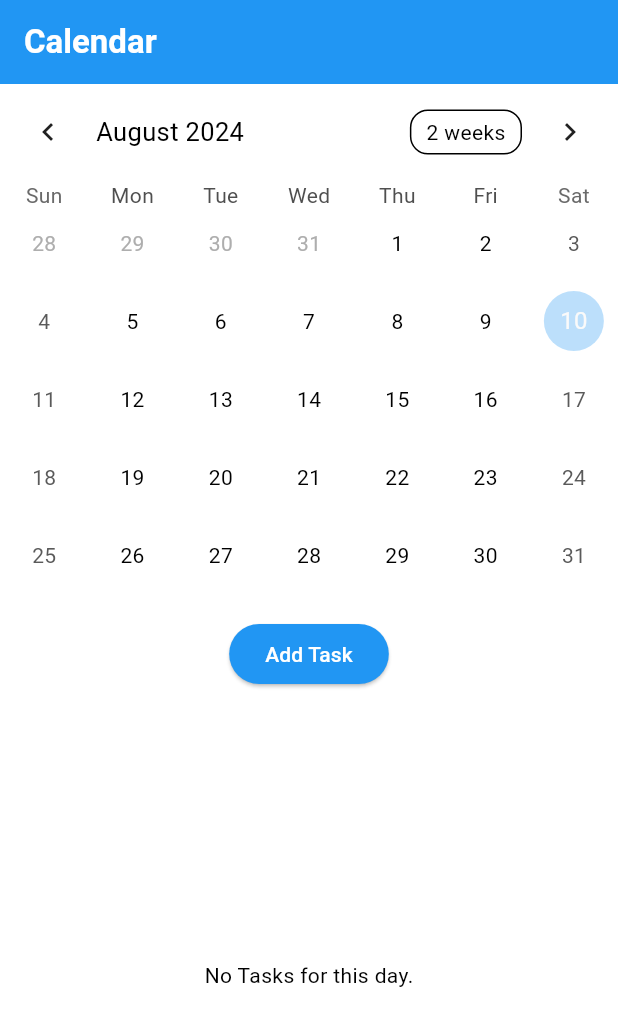
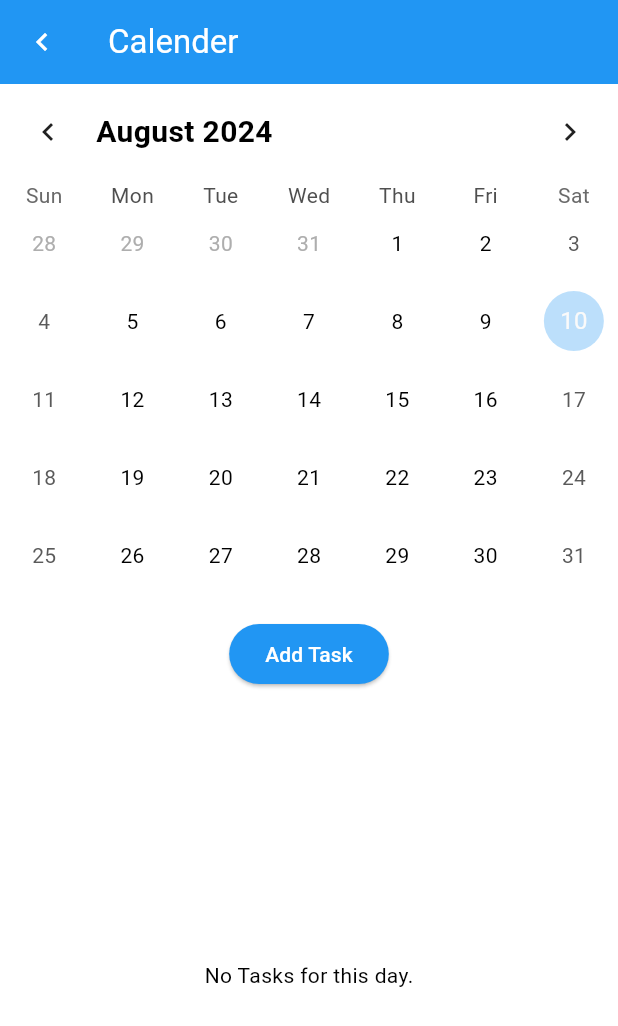
Before and after one commit to Rithik1611/kcg_teamup, a Flutter app: the screen it shows after launch, after a tap on "Calender", on a phone screen of 412 x 824 dp. Shown: the top 1026 px of the screen. Run offline on Flutter 3.47's test engine with Material 3 defaults, Android fonts, the phone set to English and light mode, and no system bars; drawn by our look-alikes of table_calendar; our stand-ins replace bloc, curved_navigation_bar, flutter_bloc, google_fonts, image_picker, shared_preferences.

Commit message:
complete calender

```diff
--- a/client/lib/view/pages/home.dart
+++ b/client/lib/view/pages/home.dart
@@ -1,5 +1,6 @@
 import 'package:flutter/material.dart';
 import 'package:google_fonts/google_fonts.dart';
+import 'package:kcg_teamup/view/pages/home_page.dart';
 import 'package:table_calendar/table_calendar.dart';
 import 'package:url_launcher/url_launcher.dart';
 
@@ -176,6 +177,7 @@ class CalenderTheme extends StatelessWidget {
   @override
   Widget build(BuildContext context) {
     return MaterialApp(
+      debugShowCheckedModeBanner: false,
       title: 'Flutter Demo',
       theme: ThemeData(
         primaryColor: Colors.blue,
@@ -221,7 +223,6 @@ class _CalendarPageState extends State<CalendarPage> {
   DateTime _selectedDay = DateTime.now();
   Map<DateTime, List<Event>> _events = {};
 
-  // Method to show a dialog for adding event description
   void _addEventDialog(DateTime selectedDay) {
     final TextEditingController _eventController = TextEditingController();
 
@@ -268,11 +269,13 @@ class _CalendarPageState extends State<CalendarPage> {
   Widget build(BuildContext context) {
     return Scaffold(
       appBar: AppBar(
-        title: const Text(
-          'Calendar',
-          style: TextStyle(fontWeight: FontWeight.bold),
-        ),
-        actions: [],
+        title: Text("Calender"),
+        leading: IconButton(
+            onPressed: () {
+              Navigator.push(
+                  context, MaterialPageRoute(builder: (context) => HomePage()));
+            },
+            icon: Icon(Icons.chevron_left_sharp)),
       ),
       body: Column(
         children: [
@@ -307,6 +310,13 @@ class _CalendarPageState extends State<CalendarPage> {
                 shape: BoxShape.circle,
               ),
             ),
+            headerStyle: HeaderStyle(
+              formatButtonVisible: false, // Hides the "2 weeks" button
+              titleTextStyle: TextStyle(
+                fontSize: 20.0,
+                fontWeight: FontWeight.bold,
+              ),
+            ),
           ),
           const SizedBox(height: 16.0),
           ElevatedButton(
@@ -325,6 +335,12 @@ class _CalendarPageState extends State<CalendarPage> {
                             title: Text(_events[_selectedDay]![index].title),
                             subtitle:
                                 Text(_events[_selectedDay]![index].description),
+                            trailing: IconButton(
+                              icon: const Icon(Icons.delete, color: Colors.red),
+                              onPressed: () {
+                                _deleteEvent(_selectedDay, index);
+                              },
+                            ),
                           );
                         },
                       ),
@@ -332,6 +348,15 @@ class _CalendarPageState extends State<CalendarPage> {
         ],
       ),
     );
+  }
+
+  void _deleteEvent(DateTime selectedDay, int index) {
+    setState(() {
+      _events[selectedDay]!.removeAt(index);
+      if (_events[selectedDay]!.isEmpty) {
+        _events.remove(selectedDay);
+      }
+    });
   }
 }
 
@@ -458,7 +483,11 @@ class CategoryView extends StatelessWidget {
                             if (await canLaunchUrl(url)) {
                               await launchUrl(url);
                             } else {
-                              throw 'Could not launch $url';
+                              ScaffoldMessenger.of(context).showSnackBar(
+                                SnackBar(
+                                  content: Text('Could not launch $url'),
+                                ),
+                              );
                             }
                           },
                           child: const Text(
```
